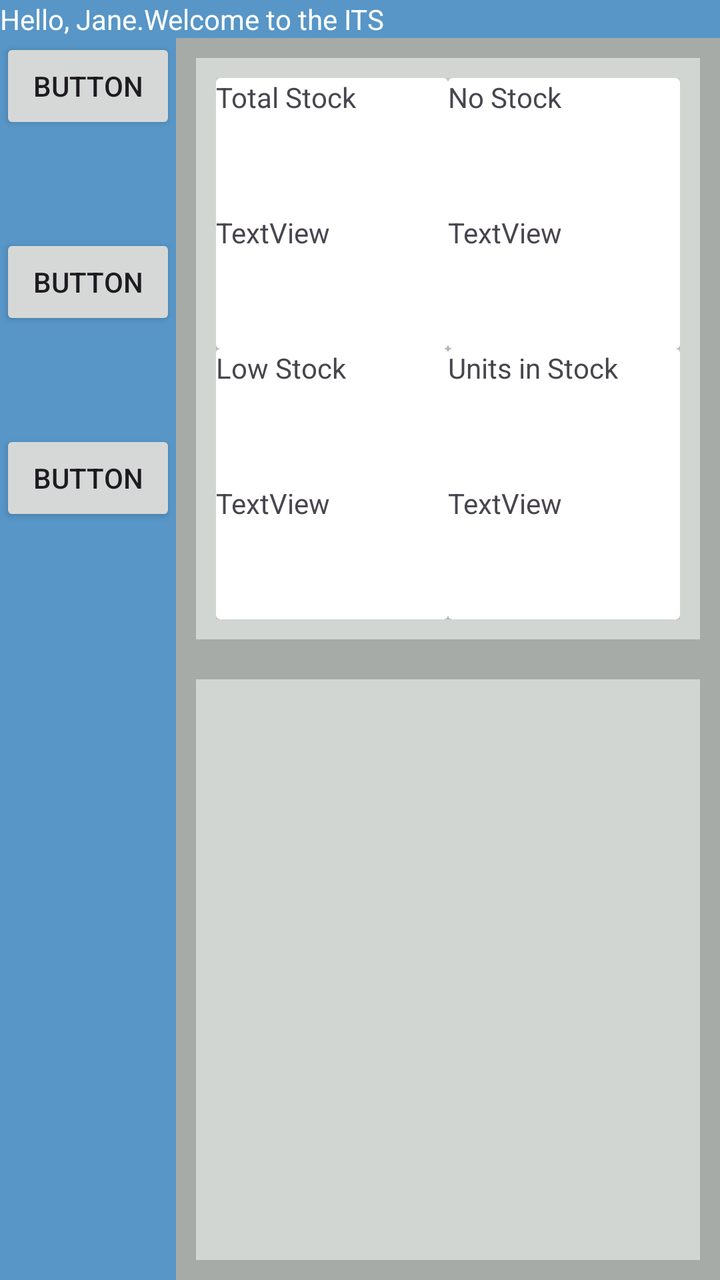
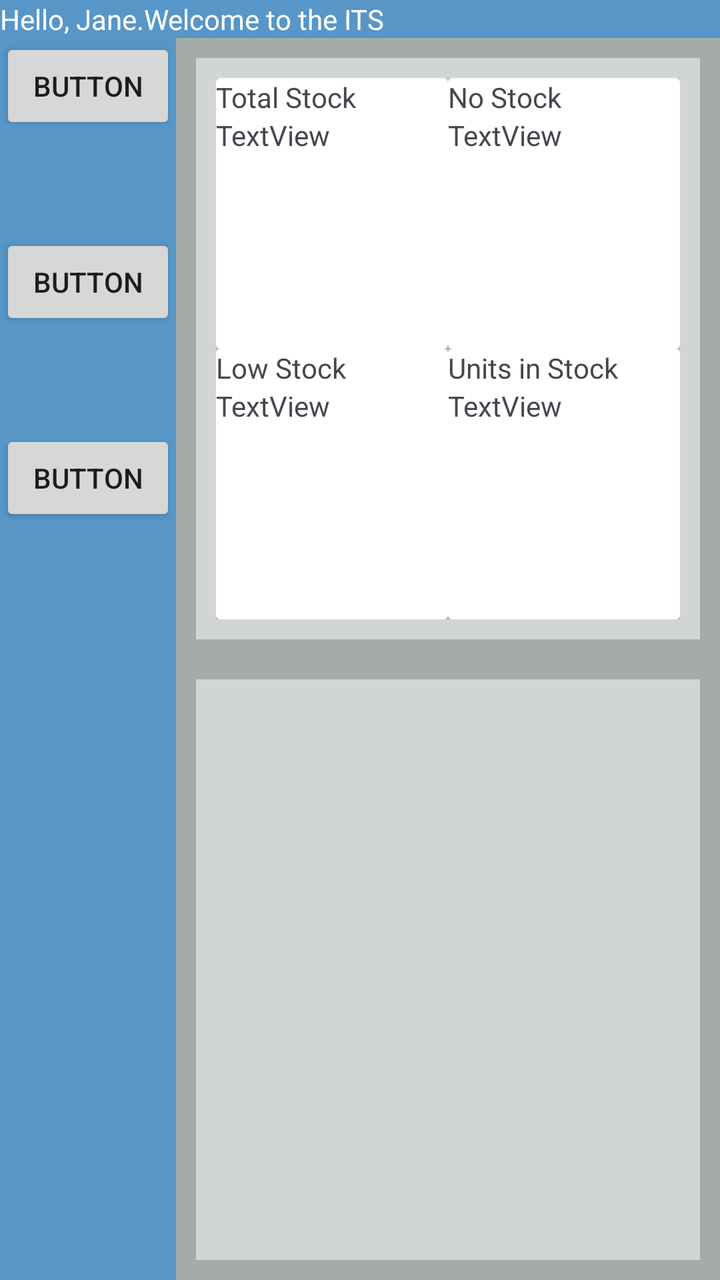

Compare the two renders of this Android layout. The source of the first and the diff that turns it into the second are given below.
<!-- AndroidManifest.xml: application theme Theme.MyAssetTracker -->
<!-- res/layout/activity_home.xml -->
<?xml version="1.0" encoding="utf-8"?>
<androidx.constraintlayout.widget.ConstraintLayout xmlns:android="http://schemas.android.com/apk/res/android"
    xmlns:app="http://schemas.android.com/apk/res-auto"
    xmlns:tools="http://schemas.android.com/tools"
    android:id="@+id/main"
    android:layout_width="match_parent"
    android:layout_height="match_parent"
    tools:context=".UI.HomeActivity"
    android:background="@color/background_grey">
                
    <LinearLayout
        android:id="@+id/banner"
        android:layout_width="match_parent"
        android:layout_height="wrap_content"
        android:background="@color/background_blue"
        android:orientation="horizontal"
        app:layout_constraintTop_toTopOf="parent"
        app:layout_constraintStart_toStartOf="parent"
        app:layout_constraintEnd_toEndOf="parent">

        <TextView
            android:id="@+id/bannerText"
            android:layout_width="wrap_content"
            android:layout_height="wrap_content"
            android:layout_weight="1"
            android:text="@string/banner_text"
            android:textColor="@color/white" />
    </LinearLayout>



                                        
    <LinearLayout
        android:id="@+id/nav"
        android:layout_width="wrap_content"
        android:layout_height="0dp"
        android:background="@color/background_blue"
        android:orientation="vertical"
        app:layout_constraintBottom_toBottomOf="parent"
        app:layout_constraintStart_toStartOf="parent"
        app:layout_constraintTop_toBottomOf="@id/banner">

        <Button
            android:id="@+id/button2"
            android:layout_width="match_parent"
            android:layout_height="wrap_content"
            android:layout_marginBottom="50dp"
            android:text="Button" />

        <Button
            android:id="@+id/button"
            android:layout_width="match_parent"
            android:layout_height="wrap_content"
            android:layout_marginBottom="50dp"
            android:text="Button" />

        <Button
            android:id="@+id/button4"
            android:layout_width="match_parent"
            android:layout_height="wrap_content"
            android:layout_marginBottom="50dp"
            android:text="Button" />
    </LinearLayout>



                                            
    <GridLayout
        android:id="@+id/statCardLayout"
        android:layout_width="0dp"
        android:layout_height="0dp"
        android:layout_margin="10dp"
        android:orientation="vertical"
        android:background="@color/background_lightgrey"
        android:columnCount="2"
        android:rowCount="2"
        android:padding="10dp"
        app:layout_constraintStart_toEndOf="@id/nav"
        app:layout_constraintTop_toBottomOf="@id/banner"
        app:layout_constraintEnd_toEndOf="parent"
        app:layout_constraintBottom_toTopOf="@id/recentActivityRecycler"
        app:layout_constraintVertical_weight="1"
        >


        
        <androidx.cardview.widget.CardView
            android:id="@+id/statCard_total"
            android:layout_width="0dp"
            android:layout_height="0dp"
            android:layout_columnWeight="1"
            android:layout_rowWeight="1"
            >

            <LinearLayout
                android:layout_width="match_parent"
                android:layout_height="match_parent"
                android:orientation="vertical">

                <TextView
                    android:id="@+id/textViewTotalLabel"
                    android:layout_width="wrap_content"
                    android:layout_height="wrap_content"
                    android:layout_weight="1"
                    android:text="@string/statCardLabel_total" />

                <TextView
                    android:id="@+id/textViewTotalValue"
                    android:layout_width="wrap_content"
                    android:layout_height="wrap_content"
                    android:layout_weight="1"
                    android:text="TextView" />
            </LinearLayout>
        </androidx.cardview.widget.CardView>


        
        <androidx.cardview.widget.CardView
            android:id="@+id/statCard_low"
            android:layout_width="0dp"
            android:layout_height="0dp"
            android:layout_columnWeight="1"
            android:layout_rowWeight="1"
            >

            <LinearLayout
                android:layout_width="match_parent"
                android:layout_height="match_parent"
                android:orientation="vertical">

                <TextView
                    android:id="@+id/textViewLowLabel"
                    android:layout_width="wrap_content"
                    android:layout_height="wrap_content"
                    android:layout_weight="1"
                    android:text="@string/statCardLabel_low" />

                <TextView
                    android:id="@+id/textViewLowValue"
                    android:layout_width="wrap_content"
                    android:layout_height="wrap_content"
                    android:layout_weight="1"
                    android:text="TextView" />
            </LinearLayout>
        </androidx.cardview.widget.CardView>


        
        <androidx.cardview.widget.CardView
            android:id="@+id/statCard_no"
            android:layout_width="0dp"
            android:layout_height="0dp"
            android:layout_columnWeight="1"
            android:layout_rowWeight="1"
            >

            <LinearLayout
                android:layout_width="match_parent"
                android:layout_height="match_parent"
                android:orientation="vertical">

                <TextView
                    android:id="@+id/textViewNoLabel"
                    android:layout_width="wrap_content"
                    android:layout_height="wrap_content"
                    android:layout_weight="1"
                    android:text="@string/statCardLabel_no" />

                <TextView
                    android:id="@+id/textViewNoValue"
                    android:layout_width="wrap_content"
                    android:layout_height="wrap_content"
                    android:layout_weight="1"
                    android:text="TextView" />
            </LinearLayout>
        </androidx.cardview.widget.CardView>


        
        <androidx.cardview.widget.CardView
            android:id="@+id/statCard_units"
            android:layout_width="0dp"
            android:layout_height="0dp"
            android:layout_columnWeight="1"
            android:layout_rowWeight="1"
            >

            <LinearLayout
                android:layout_width="match_parent"
                android:layout_height="match_parent"
                android:orientation="vertical">

                <TextView
                    android:id="@+id/textViewUnitsLabel"
                    android:layout_width="wrap_content"
                    android:layout_height="wrap_content"
                    android:layout_weight="1"
                    android:text="@string/statCardLabel_units" />

                <TextView
                    android:id="@+id/textViewUnitsValue"
                    android:layout_width="wrap_content"
                    android:layout_height="wrap_content"
                    android:layout_weight="1"
                    android:text="TextView" />
            </LinearLayout>
        </androidx.cardview.widget.CardView>
    </GridLayout>



                                            
    <androidx.recyclerview.widget.RecyclerView
        android:id="@+id/recentActivityRecycler"
        android:layout_width="0dp"
        android:layout_height="0dp"
        android:layout_margin="10dp"
        android:background="@color/background_lightgrey"
        app:layout_constraintBottom_toBottomOf="parent"
        app:layout_constraintEnd_toEndOf="parent"
        app:layout_constraintStart_toEndOf="@id/nav"
        app:layout_constraintTop_toBottomOf="@id/statCardLayout"
        app:layout_constraintVertical_weight="1" />
</androidx.constraintlayout.widget.ConstraintLayout>
<!-- resources referenced by this layout -->
<resources>
  <color name="background_blue">#5796C7</color>
  <color name="background_grey">#a7aba8</color>
  <color name="background_lightgrey">#d2d6d3</color>
  <color name="white">#FFFFFFFF</color>
  <string name="banner_text">Hello, Jane.Welcome to the ITS</string>
  <string name="statCardLabel_low">Low Stock</string>
  <string name="statCardLabel_no">No Stock</string>
  <string name="statCardLabel_total">Total Stock</string>
  <string name="statCardLabel_units">Units in Stock</string>
  <style name="Theme.MyAssetTracker" parent="Base.Theme.MyAssetTracker" />
  <style name="Base.Theme.MyAssetTracker" parent="Theme.Material3.DayNight.NoActionBar">
          
          
      </style>
</resources>

<!-- the commit's change to res/layout/activity_home.xml (unified diff, before → after) -->
@@ -98,14 +98,13 @@
                 android:orientation="vertical">
 
                 <TextView
-                    android:id="@+id/textViewTotalLabel"
-                    android:layout_width="wrap_content"
-                    android:layout_height="wrap_content"
-                    android:layout_weight="1"
+                    android:id="@+id/totalLabel"
+                    android:layout_width="wrap_content"
+                    android:layout_height="wrap_content"
                     android:text="@string/statCardLabel_total" />
 
                 <TextView
-                    android:id="@+id/textViewTotalValue"
+                    android:id="@+id/totalValue"
                     android:layout_width="wrap_content"
                     android:layout_height="wrap_content"
                     android:layout_weight="1"
@@ -129,14 +128,13 @@
                 android:orientation="vertical">
 
                 <TextView
-                    android:id="@+id/textViewLowLabel"
-                    android:layout_width="wrap_content"
-                    android:layout_height="wrap_content"
-                    android:layout_weight="1"
+                    android:id="@+id/lowLabel"
+                    android:layout_width="wrap_content"
+                    android:layout_height="wrap_content"
                     android:text="@string/statCardLabel_low" />
 
                 <TextView
-                    android:id="@+id/textViewLowValue"
+                    android:id="@+id/lowValue"
                     android:layout_width="wrap_content"
                     android:layout_height="wrap_content"
                     android:layout_weight="1"
@@ -160,14 +158,13 @@
                 android:orientation="vertical">
 
                 <TextView
-                    android:id="@+id/textViewNoLabel"
-                    android:layout_width="wrap_content"
-                    android:layout_height="wrap_content"
-                    android:layout_weight="1"
+                    android:id="@+id/noLabel"
+                    android:layout_width="wrap_content"
+                    android:layout_height="wrap_content"
                     android:text="@string/statCardLabel_no" />
 
                 <TextView
-                    android:id="@+id/textViewNoValue"
+                    android:id="@+id/noValue"
                     android:layout_width="wrap_content"
                     android:layout_height="wrap_content"
                     android:layout_weight="1"
@@ -191,14 +188,13 @@
                 android:orientation="vertical">
 
                 <TextView
-                    android:id="@+id/textViewUnitsLabel"
-                    android:layout_width="wrap_content"
-                    android:layout_height="wrap_content"
-                    android:layout_weight="1"
+                    android:id="@+id/unitLabel"
+                    android:layout_width="wrap_content"
+                    android:layout_height="wrap_content"
                     android:text="@string/statCardLabel_units" />
 
                 <TextView
-                    android:id="@+id/textViewUnitsValue"
+                    android:id="@+id/unitValue"
                     android:layout_width="wrap_content"
                     android:layout_height="wrap_content"
                     android:layout_weight="1"
